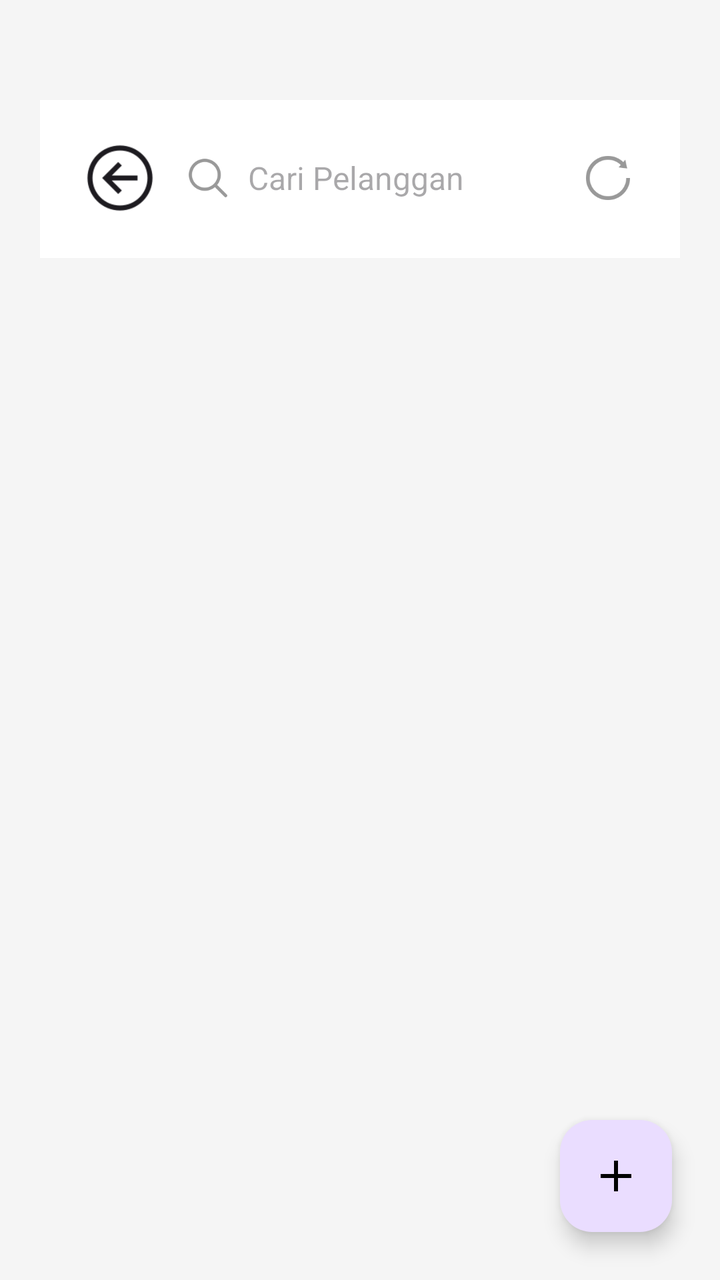
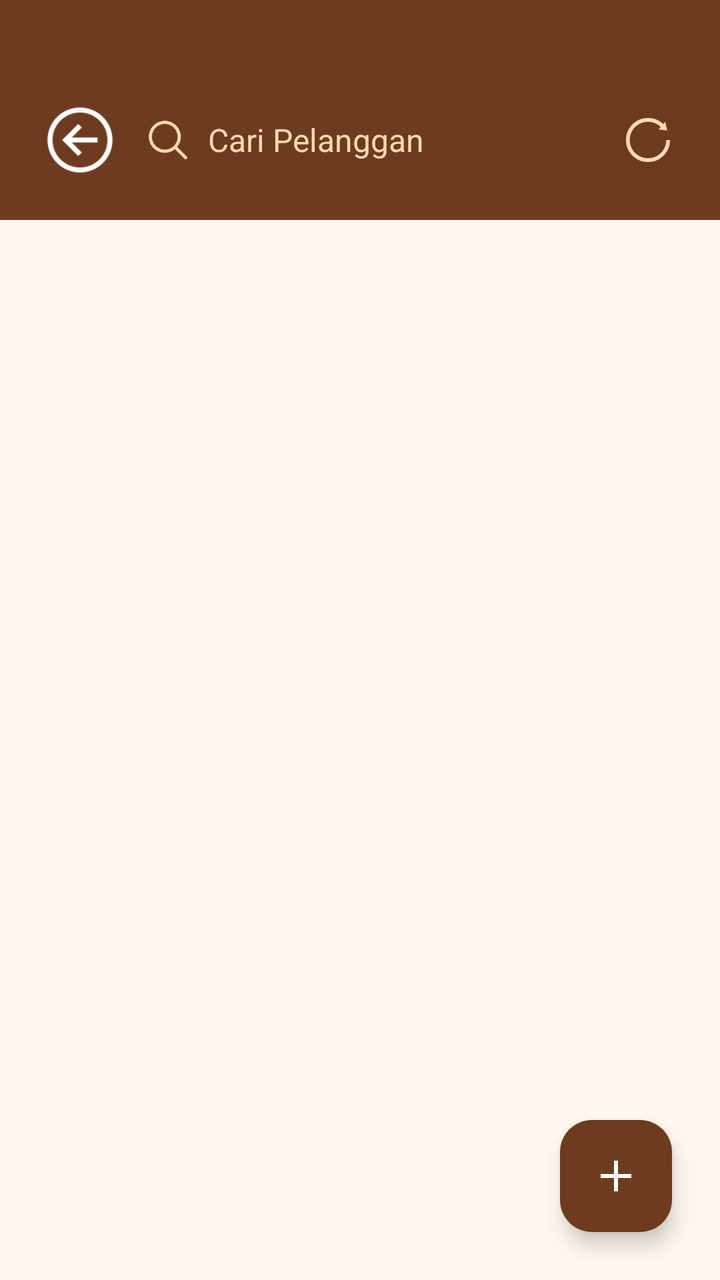

Two renders of the same Android screen: before a commit and after it. Below are the layout's source before the change and the commit's diff.
<!-- AndroidManifest.xml: application theme Theme.Kasir -->
<!-- res/layout/activity_data_pelanggan.xml -->
<?xml version="1.0" encoding="utf-8"?>
<androidx.coordinatorlayout.widget.CoordinatorLayout
    xmlns:android="http://schemas.android.com/apk/res/android"
    xmlns:app="http://schemas.android.com/apk/res-auto"
    android:layout_width="match_parent"
    android:layout_height="match_parent"
    android:background="#F5F5F5">

    <LinearLayout
        android:layout_width="match_parent"
        android:layout_height="match_parent"
        android:paddingTop="50dp"
        android:paddingBottom="20dp"
        android:paddingStart="20dp"
        android:paddingEnd="20dp"
        android:orientation="vertical">

        <LinearLayout
            android:layout_width="match_parent"
            android:layout_height="wrap_content"
            android:orientation="horizontal"
            android:gravity="center_vertical"
            android:paddingTop="19dp"
            android:paddingBottom="20dp"
            android:paddingStart="20dp"
            android:paddingEnd="20dp"
            android:background="@android:color/white">

            <ImageView
                android:id="@+id/ivKembali"
                android:layout_width="40dp"
                android:layout_height="40dp"
                android:src="@drawable/panah"
                android:clickable="true"
                android:focusable="true"
                android:contentDescription="Kembali"
                app:tint="?attr/colorOnSurface"/>

            <ImageView
                android:id="@+id/ivSearch"
                android:layout_width="24dp"
                android:layout_height="24dp"
                android:layout_marginStart="12dp"
                android:src="@drawable/cari"
                android:contentDescription="Cari"
                app:tint="#999999"/>

            <EditText
                android:id="@+id/etSearch"
                android:layout_width="0dp"
                android:layout_height="wrap_content"
                android:layout_weight="1"
                android:layout_marginStart="8dp"
                android:hint="Cari Pelanggan"
                android:textSize="16sp"
                android:background="@null"
                android:inputType="text"
                android:imeOptions="actionSearch"/>

            <ImageView
                android:id="@+id/ivReload"
                android:layout_width="32dp"
                android:layout_height="32dp"
                android:src="@drawable/reload"
                android:clickable="true"
                android:focusable="true"
                android:padding="4dp"
                android:background="?attr/selectableItemBackgroundBorderless"
                android:contentDescription="Reload"
                app:tint="#999999"/>
        </LinearLayout>

        <androidx.recyclerview.widget.RecyclerView
            android:id="@+id/rvPelanggan"
            android:layout_width="match_parent"
            android:layout_height="0dp"
            android:layout_weight="1"
            android:paddingTop="8dp"
            android:paddingBottom="80dp"
            android:clipToPadding="false"
            app:layoutManager="androidx.recyclerview.widget.LinearLayoutManager"/>
    </LinearLayout>

    <com.google.android.material.floatingactionbutton.FloatingActionButton
        android:id="@+id/fabTambah"
        android:layout_width="wrap_content"
        android:layout_height="wrap_content"
        android:layout_gravity="bottom|end"
        android:layout_margin="24dp"
        android:src="@drawable/tambah"
        android:contentDescription="Tambah Pelanggan"
        app:tint="@android:color/black"/>

</androidx.coordinatorlayout.widget.CoordinatorLayout>
<!-- resources referenced by this layout -->
<resources>
  <!-- drawable cari: png bitmap (drawable, 1502 bytes) -->
  <!-- drawable panah: png bitmap (drawable, 1835 bytes) -->
  <!-- drawable reload: png bitmap (drawable, 1748 bytes) -->
  <!-- drawable tambah: png bitmap (drawable, 298 bytes) -->
  <style name="Theme.Kasir" parent="Base.Theme.Kasir" />
  <style name="Base.Theme.Kasir" parent="Theme.Material3.DayNight.NoActionBar">
          
          
      </style>
</resources>

<!-- the commit's change to res/layout/activity_data_pelanggan.xml (unified diff, before → after) -->
@@ -4,15 +4,11 @@
     xmlns:app="http://schemas.android.com/apk/res-auto"
     android:layout_width="match_parent"
     android:layout_height="match_parent"
-    android:background="#F5F5F5">
+    android:background="@color/bg_home">
 
     <LinearLayout
         android:layout_width="match_parent"
         android:layout_height="match_parent"
-        android:paddingTop="50dp"
-        android:paddingBottom="20dp"
-        android:paddingStart="20dp"
-        android:paddingEnd="20dp"
         android:orientation="vertical">
 
         <LinearLayout
@@ -20,11 +16,11 @@
             android:layout_height="wrap_content"
             android:orientation="horizontal"
             android:gravity="center_vertical"
-            android:paddingTop="19dp"
+            android:paddingTop="50dp"
             android:paddingBottom="20dp"
             android:paddingStart="20dp"
             android:paddingEnd="20dp"
-            android:background="@android:color/white">
+            android:background="@color/header_bg">
 
             <ImageView
                 android:id="@+id/ivKembali"
@@ -34,7 +30,7 @@
                 android:clickable="true"
                 android:focusable="true"
                 android:contentDescription="Kembali"
-                app:tint="?attr/colorOnSurface"/>
+                app:tint="@color/header_title_text"/>
 
             <ImageView
                 android:id="@+id/ivSearch"
@@ -43,7 +39,7 @@
                 android:layout_marginStart="12dp"
                 android:src="@drawable/cari"
                 android:contentDescription="Cari"
-                app:tint="#999999"/>
+                app:tint="@color/header_sub_text"/>
 
             <EditText
                 android:id="@+id/etSearch"
@@ -52,6 +48,8 @@
                 android:layout_weight="1"
                 android:layout_marginStart="8dp"
                 android:hint="Cari Pelanggan"
+                android:textColorHint="@color/header_sub_text"
+                android:textColor="@color/header_title_text"
                 android:textSize="16sp"
                 android:background="@null"
                 android:inputType="text"
@@ -67,7 +65,7 @@
                 android:padding="4dp"
                 android:background="?attr/selectableItemBackgroundBorderless"
                 android:contentDescription="Reload"
-                app:tint="#999999"/>
+                app:tint="@color/header_sub_text"/>
         </LinearLayout>
 
         <androidx.recyclerview.widget.RecyclerView
@@ -89,6 +87,7 @@
         android:layout_margin="24dp"
         android:src="@drawable/tambah"
         android:contentDescription="Tambah Pelanggan"
-        app:tint="@android:color/black"/>
+        app:backgroundTint="@color/fab_bg"
+        app:tint="@color/header_title_text"/>
 
 </androidx.coordinatorlayout.widget.CoordinatorLayout>
<!-- resource entries referenced after the edit -->
@@ -1,5 +1,10 @@
 <!-- resources referenced by this layout -->
 <resources>
+  <color name="bg_home">#FFF8F0</color>
+  <color name="fab_bg">#6D3B1F</color>
+  <color name="header_bg">#6D3B1F</color>
+  <color name="header_sub_text">#FFD9B0</color>
+  <color name="header_title_text">#FFFFFF</color>
   <!-- drawable cari: png bitmap (drawable, 1502 bytes) -->
   <!-- drawable panah: png bitmap (drawable, 1835 bytes) -->
   <!-- drawable reload: png bitmap (drawable, 1748 bytes) -->
